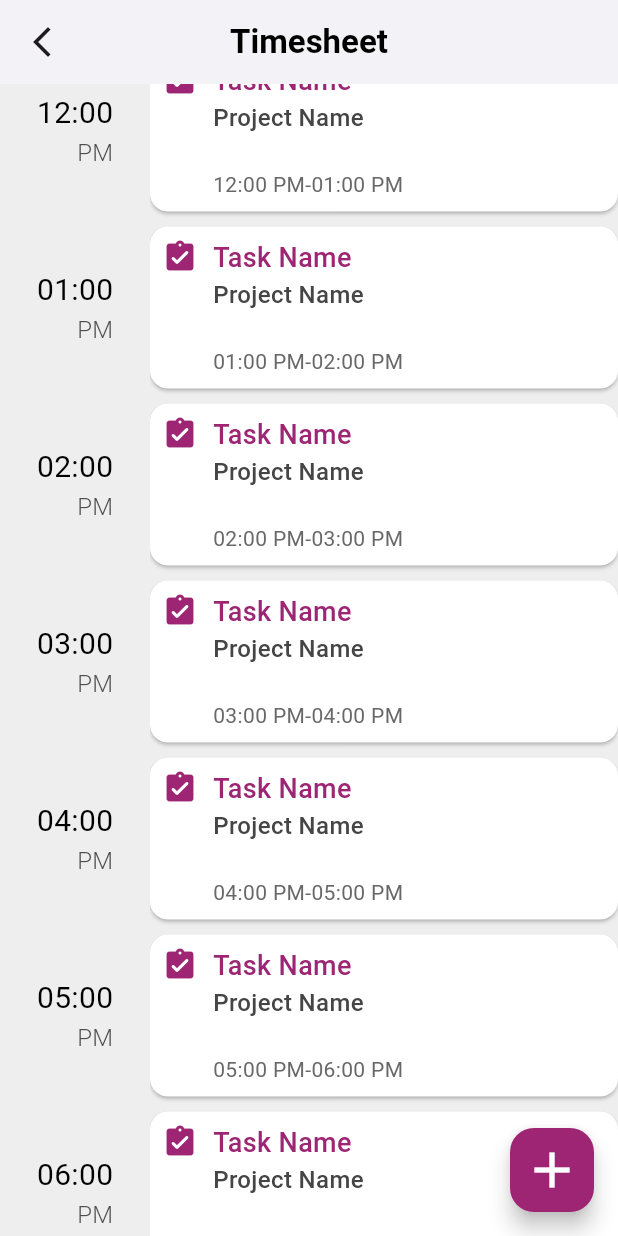
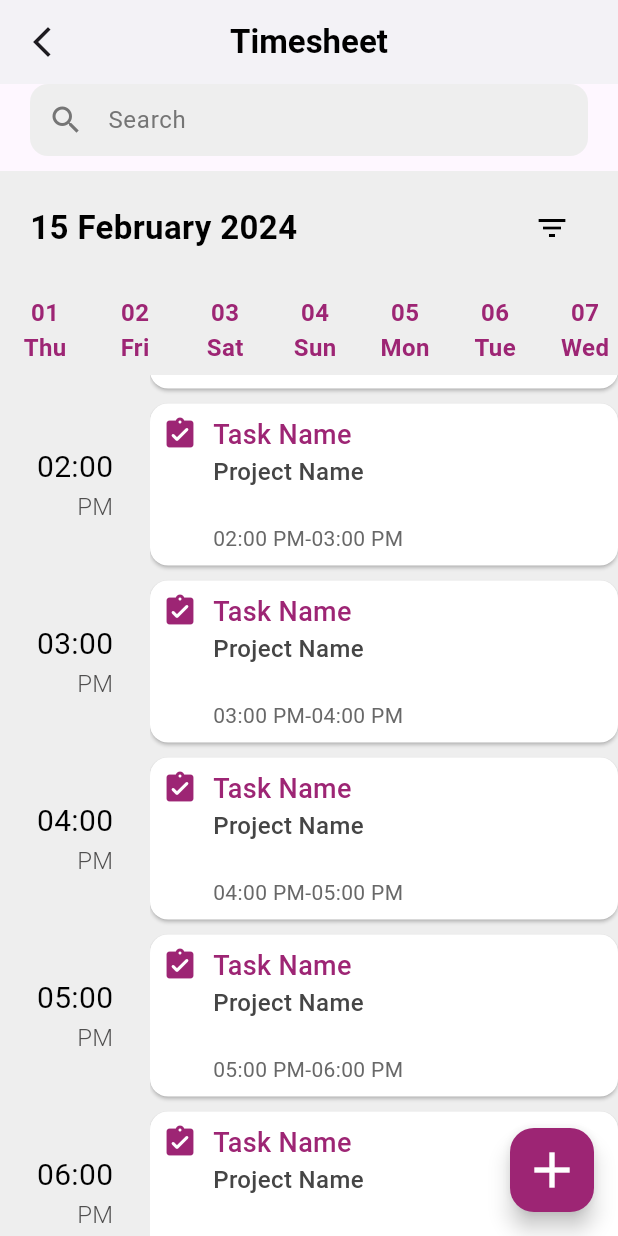
Before and after one commit to telphatech/TS_System_App, a Flutter app: the TaskDashboard screen opened directly, scrolled down 576 dp, on a phone screen of 412 x 824 dp. Run offline on Flutter 3.47's test engine with Material 3 defaults, Android fonts, the phone set to English and light mode, and no system bars.

Commit message:
TM System

```diff
--- a/lib/main.dart
+++ b/lib/main.dart
@@ -1,5 +1,6 @@
 import 'package:flutter/material.dart';
 import 'package:ts_system/modules/employee/leave/presentation/views/leave_dashboard_mobile_view.dart';
+import 'package:ts_system/modules/employee/tasks/presentation/views/task_dashboard_mobile_view.dart';
 import 'package:ts_system/modules/splash/presentation/views/splash_screen_mobile_view.dart';
 
 void main() {
@@ -20,6 +21,7 @@ class MyApp extends StatelessWidget {
       ),
       // home: const SplashScreenMobileView(),
       // home: const ApplyLeaveMobileView(),
+      // home: const TaskDashboard(),
       home: const LeaveDashboardMobileView(),
     );
   }
--- a/lib/modules/employee/tasks/presentation/views/task_dashboard_mobile_view.dart
+++ b/lib/modules/employee/tasks/presentation/views/task_dashboard_mobile_view.dart
@@ -33,8 +33,7 @@ class _TaskDashboardState extends State<TaskDashboard> {
         ),
         centerTitle: true,
       ),
-      body: SingleChildScrollView(
-        child: Column(
+      body: Column(
         crossAxisAlignment: CrossAxisAlignment.stretch,
         children: [
           Padding(
@@ -69,7 +68,8 @@ class _TaskDashboardState extends State<TaskDashboard> {
                     style: const TextStyle(
                       color: Colors.black,
                       fontSize: 22,
-                          fontWeight: FontWeight.w600),
+                      fontWeight: FontWeight.w600,
+                    ),
                   ),
                 ),
                 IconButton(
@@ -87,10 +87,12 @@ class _TaskDashboardState extends State<TaskDashboard> {
               color: Colors.grey[200],
               child: ListView.builder(
                 scrollDirection: Axis.horizontal,
-                  itemCount: 31,
+                itemCount:
+                    DateTime(DateTime.now().year, DateTime.now().month + 1, 0)
+                        .day,
                 itemBuilder: (context, index) {
-                    DateTime currentDate =
-                        DateTime.now().add(Duration(days: index - 2));
+                  DateTime currentDate = DateTime(
+                      DateTime.now().year, DateTime.now().month, index + 1);
                   String formattedDate = DateFormat('dd').format(currentDate);
                   String formattedDay = DateFormat('E').format(currentDate);
 
@@ -145,17 +147,22 @@ class _TaskDashboardState extends State<TaskDashboard> {
               ),
             ),
           ),
+          Expanded(
+            child: SingleChildScrollView(
+              child: Column(
+                crossAxisAlignment: CrossAxisAlignment.start,
+                children: [
                   Row(
                     crossAxisAlignment: CrossAxisAlignment.start,
                     children: [
                       SizedBox(
-                  height: 1500,
+                        height: 2000,
                         width: 100,
                         child: Container(
                           color: Colors.grey[200],
                           child: ListView.builder(
                             physics: const NeverScrollableScrollPhysics(),
-                      itemCount: 15,
+                            itemCount: 20,
                             itemBuilder: (context, index) {
                               DateTime startTime = DateTime(
                                 selectedDate.year,
@@ -175,7 +182,8 @@ class _TaskDashboardState extends State<TaskDashboard> {
 
                               return Container(
                                 height: 98,
-                          margin: const EdgeInsets.symmetric(vertical: 10),
+                                margin:
+                                    const EdgeInsets.symmetric(vertical: 10),
                                 alignment: Alignment.center,
                                 child: Column(
                                   mainAxisAlignment: MainAxisAlignment.center,
@@ -206,12 +214,12 @@ class _TaskDashboardState extends State<TaskDashboard> {
                       ),
                       Expanded(
                         child: SizedBox(
-                    height: 1500,
+                          height: 2000,
                           child: Container(
                             color: Colors.grey[200],
                             child: ListView.builder(
                               physics: const NeverScrollableScrollPhysics(),
-                        itemCount: 15,
+                              itemCount: 20,
                               itemBuilder: (context, index) {
                                 DateTime startTime = DateTime(
                                   selectedDate.year,
@@ -220,7 +228,8 @@ class _TaskDashboardState extends State<TaskDashboard> {
                                   9,
                                   0,
                                 );
-                          startTime = startTime.add(Duration(hours: index));
+                                startTime =
+                                    startTime.add(Duration(hours: index));
                                 DateTime endTime =
                                     startTime.add(const Duration(hours: 1));
 
@@ -229,15 +238,18 @@ class _TaskDashboardState extends State<TaskDashboard> {
 
                                 return Card(
                                   color: Colors.white,
-                            margin: const EdgeInsets.symmetric(vertical: 5),
+                                  margin:
+                                      const EdgeInsets.symmetric(vertical: 5),
                                   child: Padding(
                                     padding: const EdgeInsets.all(8.0),
                                     child: Row(
-                                crossAxisAlignment: CrossAxisAlignment.start,
+                                      crossAxisAlignment:
+                                          CrossAxisAlignment.start,
                                       children: [
                                         const Icon(
                                           Icons.assignment_turned_in_rounded,
-                                    color: Color.fromARGB(255, 157, 37, 116),
+                                          color:
+                                              Color.fromARGB(255, 157, 37, 116),
                                         ),
                                         const SizedBox(width: 10),
                                         Expanded(
@@ -260,8 +272,8 @@ class _TaskDashboardState extends State<TaskDashboard> {
                                                 'Project Name\n',
                                                 overflow: TextOverflow.ellipsis,
                                                 style: TextStyle(
-                                            color:
-                                                Color.fromARGB(255, 69, 69, 69),
+                                                  color: Color.fromARGB(
+                                                      255, 69, 69, 69),
                                                   fontWeight: FontWeight.w500,
                                                   fontSize: 16,
                                                 ),
@@ -294,6 +306,9 @@ class _TaskDashboardState extends State<TaskDashboard> {
                 ],
               ),
             ),
+          ),
+        ],
+      ),
       floatingActionButton: FloatingActionButton(
         onPressed: () {
           Navigator.push(
```
Lines whose indentation alone changed are shown as unchanged.
